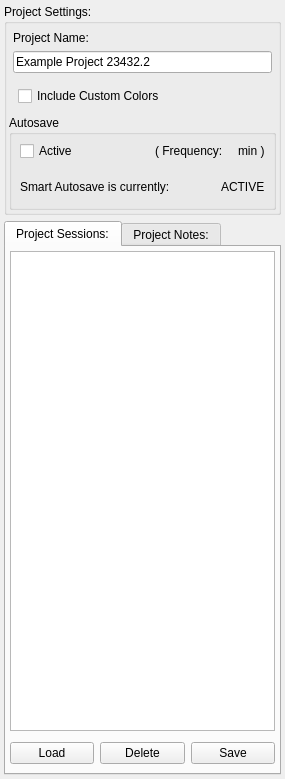
This is src/Interface/AppInterface/ProjectDockWidget.ui in SCIInstitute/Seg3D as Qt 5 draws it before an edit. The edited form follows.
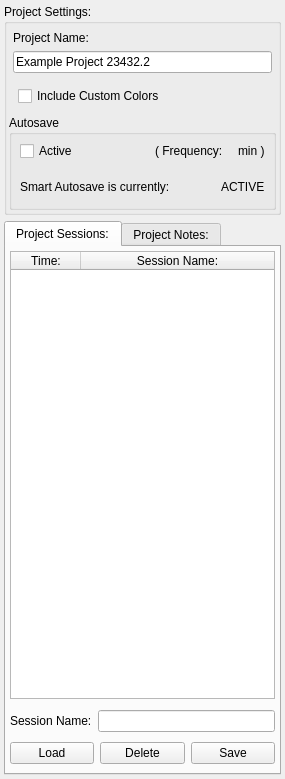
This is the edited form.

Commit message: Added show project folder to AppMenu, fixed a bug in the DataManager that would delete incorrect files, fixed Delete and Load actions to take strings rather than indexes, fixed datablockmanager and datavolume to not resave files that already exist.  Added the ability to save a session with a name.  Changed the ProjectDockWidget to display the sessions in a table rather than a list and show sessions from today with a time and sessions on previous days, or even ones made by time travelers in the future, with the date.  Fixed a small size bug in the ViewerWidget.ui as well.

What changed in the file:
```diff
--- a/src/Interface/AppInterface/ProjectDockWidget.ui
+++ b/src/Interface/AppInterface/ProjectDockWidget.ui
@@ -267,24 +267,131 @@
        <attribute name="title">
         <string>Project Sessions:</string>
        </attribute>
-       <layout class="QVBoxLayout" name="verticalLayout_2">
+       <layout class="QVBoxLayout" name="verticalLayout_8">
         <property name="margin">
          <number>4</number>
         </property>
         <item>
-         <widget class="QListWidget" name="sessions_list_">
-          <property name="sizePolicy">
-           <sizepolicy hsizetype="Expanding" vsizetype="MinimumExpanding">
-            <horstretch>0</horstretch>
-            <verstretch>0</verstretch>
-           </sizepolicy>
-          </property>
+         <widget class="QTableWidget" name="sessions_list_">
           <property name="horizontalScrollBarPolicy">
            <enum>Qt::ScrollBarAlwaysOff</enum>
           </property>
           <property name="alternatingRowColors">
            <bool>true</bool>
           </property>
+          <property name="selectionMode">
+           <enum>QAbstractItemView::SingleSelection</enum>
+          </property>
+          <property name="selectionBehavior">
+           <enum>QAbstractItemView::SelectRows</enum>
+          </property>
+          <property name="showGrid">
+           <bool>false</bool>
+          </property>
+          <property name="gridStyle">
+           <enum>Qt::SolidLine</enum>
+          </property>
+          <property name="wordWrap">
+           <bool>false</bool>
+          </property>
+          <property name="cornerButtonEnabled">
+           <bool>false</bool>
+          </property>
+          <property name="columnCount">
+           <number>2</number>
+          </property>
+          <attribute name="horizontalHeaderDefaultSectionSize">
+           <number>70</number>
+          </attribute>
+          <attribute name="horizontalHeaderMinimumSectionSize">
+           <number>34</number>
+          </attribute>
+          <attribute name="horizontalHeaderStretchLastSection">
+           <bool>true</bool>
+          </attribute>
+          <attribute name="verticalHeaderVisible">
+           <bool>false</bool>
+          </attribute>
+          <attribute name="verticalHeaderDefaultSectionSize">
+           <number>25</number>
+          </attribute>
+          <attribute name="verticalHeaderVisible">
+           <bool>false</bool>
+          </attribute>
+          <attribute name="verticalHeaderDefaultSectionSize">
+           <number>25</number>
+          </attribute>
+          <attribute name="horizontalHeaderStretchLastSection">
+           <bool>true</bool>
+          </attribute>
+          <attribute name="horizontalHeaderMinimumSectionSize">
+           <number>34</number>
+          </attribute>
+          <attribute name="horizontalHeaderDefaultSectionSize">
+           <number>70</number>
+          </attribute>
+          <column>
+           <property name="text">
+            <string>Time:</string>
+           </property>
+          </column>
+          <column>
+           <property name="text">
+            <string>Session Name:</string>
+           </property>
+          </column>
+         </widget>
+        </item>
+        <item>
+         <widget class="QWidget" name="widget_8" native="true">
+          <property name="minimumSize">
+           <size>
+            <width>0</width>
+            <height>64</height>
+           </size>
+          </property>
+          <property name="maximumSize">
+           <size>
+            <width>16777215</width>
+            <height>64</height>
+           </size>
+          </property>
+          <layout class="QVBoxLayout" name="verticalLayout_2">
+           <property name="spacing">
+            <number>0</number>
+           </property>
+           <property name="margin">
+            <number>0</number>
+           </property>
+           <item>
+            <widget class="QWidget" name="widget_9" native="true">
+             <property name="minimumSize">
+              <size>
+               <width>0</width>
+               <height>32</height>
+              </size>
+             </property>
+             <property name="maximumSize">
+              <size>
+               <width>16777215</width>
+               <height>32</height>
+              </size>
+             </property>
+             <layout class="QHBoxLayout" name="horizontalLayout_5">
+              <property name="margin">
+               <number>0</number>
+              </property>
+              <item>
+               <widget class="QLabel" name="label_4">
+                <property name="text">
+                 <string>Session Name:</string>
+                </property>
+               </widget>
+              </item>
+              <item>
+               <widget class="QLineEdit" name="session_name_linedit_"/>
+              </item>
+             </layout>
          </widget>
         </item>
         <item>
@@ -331,7 +438,10 @@
         </item>
        </layout>
       </widget>
-      <widget class="QWidget" name="tab">
+        </item>
+       </layout>
+      </widget>
+      <widget class="QWidget" name="notes_tab_">
        <attribute name="title">
         <string>Project Notes:</string>
        </attribute>
```
Left out of the diff: 11 changed lines with no effect on the pictures. Lines whose indentation alone changed are shown as unchanged. The commit also changes 25 other files.
